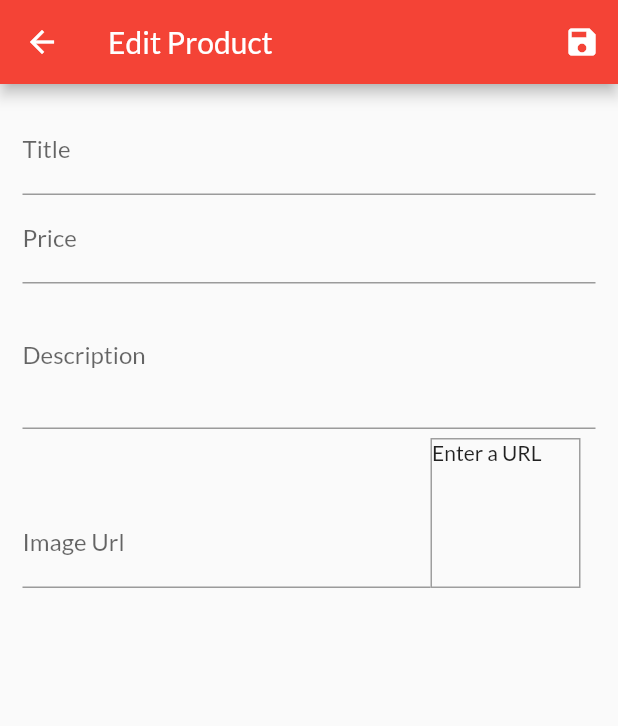
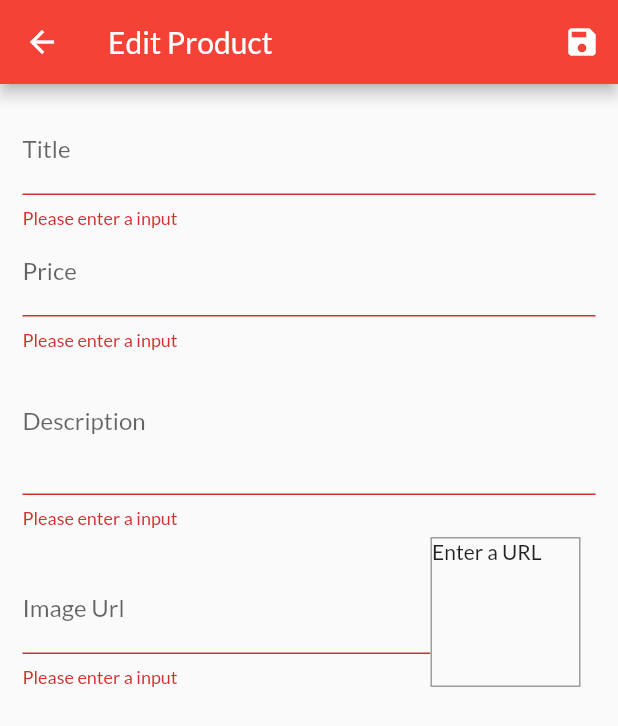
Before and after one commit to yugal1005/shop_app, a Flutter app: the EditProductScreen screen opened by its route, after a tap on the "save" icon, on a phone screen of 412 x 824 dp. Shown: the top 726 px of the screen. Run offline on Flutter 3.47's test engine with Material 2 defaults, Android fonts, the phone set to English and light mode, and no system bars; missing offline and left inert: dart:ffi; network calls fail.

```diff
--- a/lib/screens/edit_product_screen.dart
+++ b/lib/screens/edit_product_screen.dart
@@ -1,5 +1,8 @@
 import 'package:flutter/material.dart';
-import 'package:shop_app/providers/product.dart';
+import 'package:provider/provider.dart';
+
+import '../providers/product.dart';
+import '../providers/products.dart';
 
 class EditProductScreen extends StatefulWidget {
   static const routeName = "/edit-product";
@@ -13,22 +16,73 @@ class _EditProductScreenState extends State<EditProductScreen> {
   final _imageUrlController = TextEditingController();
   final _imageFocusNode = FocusNode();
   final _form = GlobalKey<FormState>();
-  var _editedProduct =
-      Product(description: "", title: "", price: 0, imgUrl: "", id: null);
+  var _editedProduct = Product(
+    description: "",
+    title: "",
+    price: 0,
+    imgUrl: "",
+    id: null,
+  );
+  var _initValues = {
+    "title": "",
+    "description": "",
+    "price": "",
+    "imgUrl": "",
+  };
 
+  var _isInit = true;
+  var _isLoading = false;
   @override
   void initState() {
     _imageFocusNode.addListener(_updateImgUrl);
     super.initState();
   }
 
+  @override
+  void didChangeDependencies() {
+    if (_isInit) {
+      final productId = ModalRoute.of(context).settings.arguments as String;
+      if (productId != null) {
+        _editedProduct =
+            Provider.of<Products>(context, listen: false).findById(productId);
+        _initValues = {
+          "title": _editedProduct.title,
+          "description": _editedProduct.description,
+          "price": _editedProduct.price.toString(),
+          "imgUrl": "",
+        };
+        _imageUrlController.text = _editedProduct.imgUrl;
+      }
+    }
+    _isInit = false;
+    super.didChangeDependencies();
+  }
+
   void _saveForm() {
+    if (!_form.currentState.validate()) {
+      return;
+    }
     _form.currentState.save();
-    print(_editedProduct.description);
-    print(_editedProduct.id);
-    print(_editedProduct.imgUrl);
-    print(_editedProduct.price);
-    print(_editedProduct.title);
+    setState(() {
+      _isLoading = true;
+    });
+    if (_editedProduct.id != null) {
+      Provider.of<Products>(context, listen: false)
+          .update(_editedProduct.id, _editedProduct);
+      setState(() {
+        _isLoading = false;
+      });
+      Navigator.of(context).pop();
+    } else {
+      Provider.of<Products>(context, listen: false)
+          .addProduct(_editedProduct)
+          .then((_) {
+        setState(() {
+          _isLoading = false;
+        });
+        Navigator.of(context).pop();
+      });
+    }
   }
 
   void _updateImgUrl() {
@@ -57,13 +111,18 @@ class _EditProductScreenState extends State<EditProductScreen> {
         ],
         title: Text("Edit Product"),
       ),
-      body: Padding(
+      body: _isLoading
+          ? Center(
+              child: CircularProgressIndicator(),
+            )
+          : Padding(
               padding: EdgeInsets.all(15),
               child: Form(
                 key: _form,
                 child: ListView(
                   children: [
                     TextFormField(
+                      initialValue: _initValues["title"],
                       decoration: InputDecoration(
                         label: Text("Title"),
                       ),
@@ -78,10 +137,18 @@ class _EditProductScreenState extends State<EditProductScreen> {
                           price: _editedProduct.price,
                           imgUrl: _editedProduct.imgUrl,
                           id: _editedProduct.id,
+                          isFavorite: _editedProduct.isFavorite,
                         );
+                      },
+                      validator: (value) {
+                        if (value.isEmpty) {
+                          return "Please enter a input";
+                        }
+                        return null;
                       },
                     ),
                     TextFormField(
+                      initialValue: _initValues["price"],
                       decoration: InputDecoration(
                         label: Text("Price"),
                       ),
@@ -89,7 +156,8 @@ class _EditProductScreenState extends State<EditProductScreen> {
                       keyboardType: TextInputType.number,
                       focusNode: _priceFocusNode,
                       onFieldSubmitted: (_) {
-                  FocusScope.of(context).requestFocus(_descriptionFocusNode);
+                        FocusScope.of(context)
+                            .requestFocus(_descriptionFocusNode);
                       },
                       onSaved: (newValue) {
                         _editedProduct = Product(
@@ -97,11 +165,19 @@ class _EditProductScreenState extends State<EditProductScreen> {
                           title: _editedProduct.title,
                           price: double.parse(newValue),
                           imgUrl: _editedProduct.imgUrl,
+                          isFavorite: _editedProduct.isFavorite,
                           id: _editedProduct.id,
                         );
                       },
+                      validator: (value) {
+                        if (value.isEmpty) {
+                          return "Please enter a input";
+                        }
+                        return null;
+                      },
                     ),
                     TextFormField(
+                      initialValue: _initValues["description"],
                       decoration: InputDecoration(
                         label: Text("Description"),
                       ),
@@ -115,7 +191,14 @@ class _EditProductScreenState extends State<EditProductScreen> {
                           price: _editedProduct.price,
                           imgUrl: _editedProduct.imgUrl,
                           id: _editedProduct.id,
+                          isFavorite: _editedProduct.isFavorite,
                         );
+                      },
+                      validator: (value) {
+                        if (value.isEmpty) {
+                          return "Please enter a input";
+                        }
+                        return null;
                       },
                     ),
                     Row(
@@ -123,6 +206,7 @@ class _EditProductScreenState extends State<EditProductScreen> {
                       children: [
                         Expanded(
                           child: TextFormField(
+                            // initialValue: _initValues["imgUrl"],
                             decoration: InputDecoration(
                               labelText: "Image Url",
                             ),
@@ -138,7 +222,14 @@ class _EditProductScreenState extends State<EditProductScreen> {
                                 price: _editedProduct.price,
                                 imgUrl: newValue,
                                 id: _editedProduct.id,
+                                isFavorite: _editedProduct.isFavorite,
                               );
+                            },
+                            validator: (value) {
+                              if (value.isEmpty) {
+                                return "Please enter a input";
+                              }
+                              return null;
                             },
                           ),
                         ),
--- a/lib/screens/user_product_screen.dart
+++ b/lib/screens/user_product_screen.dart
@@ -32,6 +32,7 @@ class UserProductScreen extends StatelessWidget {
           itemBuilder: (_, i) => Column(
             children: [
               UserProductItem(
+                productsData.items[i].id,
                 productsData.items[i].imgUrl,
                 productsData.items[i].title,
               ),
--- a/pubspec.yaml
+++ b/pubspec.yaml
@@ -29,6 +29,7 @@ dependencies:
   # Use with the CupertinoIcons class for iOS style icons.
   cupertino_icons: ^1.0.2
   intl: ^0.17.0
+  http: ^0.13.4
 
 dev_dependencies:
   flutter_test:
```
Also changed, not shown: lib/providers/products.dart (+37 -2 lines), lib/widget/user_product_item.dart (+12 -1 lines), pubspec.lock, 3 other files. Lines whose indentation alone changed are shown as unchanged.
